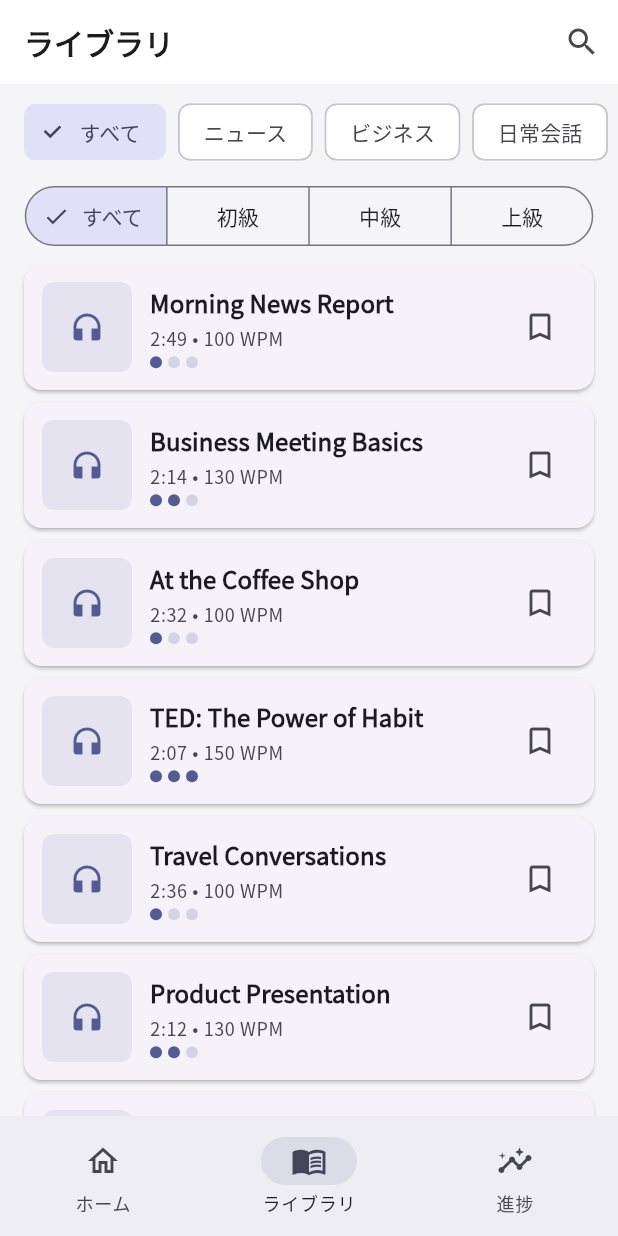
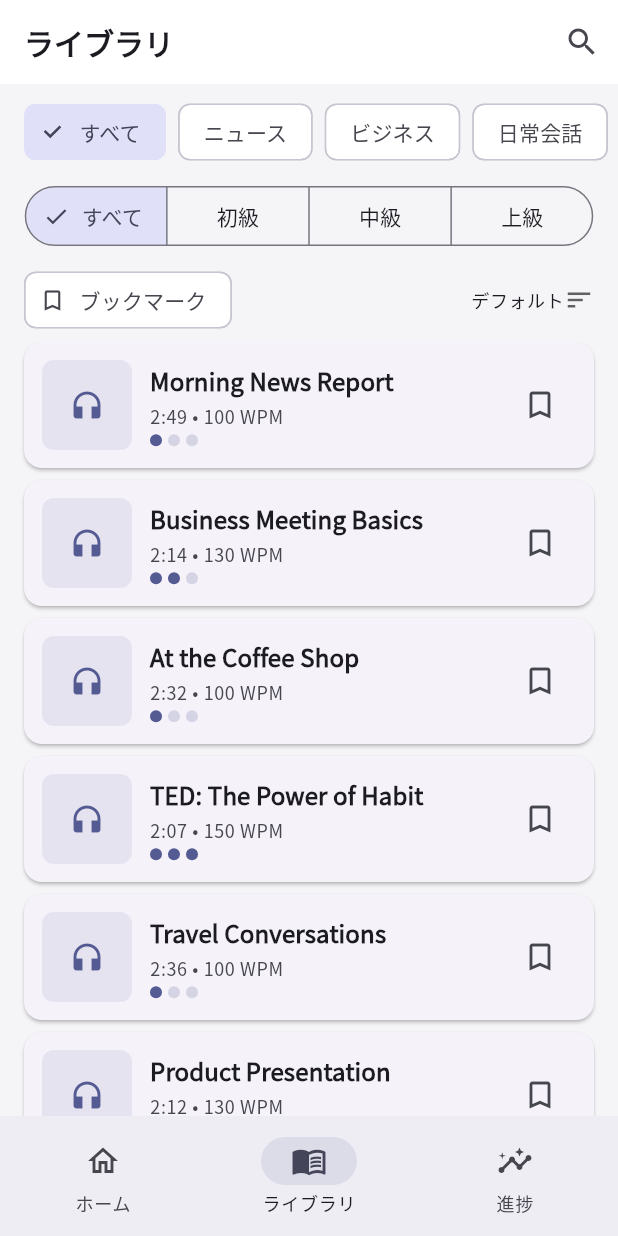
Before and after one commit to ishtos/Doppel, a Flutter app: the LibraryScreen screen opened by its route, on a phone screen of 412 x 824 dp. Run offline on Flutter 3.47's test engine with Material 3 defaults, Android fonts, the phone set to English and light mode, and no system bars; our stand-ins replace fl_chart, flutter_riverpod, flutter_tts, freezed_annotation, go_router, google_fonts and 3 more; missing offline and left inert: record; accounts and stored records are empty; generated files the repository leaves out were written again.

Commit message:
feat: add sort, bookmark filter, and practice count to library screen
- Add LessonSortType enum with 4 sort options (default, difficulty, best score, recent practice)
- Add bookmark filter toggle to show bookmarked lessons only
- Add practice count badge on each lesson card
- Update filteredLessonsProvider with sort and bookmark filter logic
- Add lessonPracticeCountProvider for per-lesson practice count
- Improve empty state message for bookmark filter

```diff
--- a/lib/features/lesson/presentation/providers/lesson_provider.dart
+++ b/lib/features/lesson/presentation/providers/lesson_provider.dart
@@ -2,6 +2,14 @@ import 'package:flutter_riverpod/flutter_riverpod.dart';
 
 import '../../../../shared/providers/db_providers.dart';
 import '../../data/models/lesson_model.dart';
+
+// FIXED: ソート種別を enum で明示的に定義
+enum LessonSortType {
+  defaultOrder,
+  difficultyAsc,
+  bestScore,
+  recentPractice,
+}
 
 /// All lessons list provider.
 final lessonsProvider =
@@ -33,16 +41,29 @@ final lessonByIdProvider =
   return ref.watch(lessonRepositoryProvider).findById(id);
 });
 
+/// Practice count per lesson (number of feedback records).
+final lessonPracticeCountProvider =
+    Provider.family<int, String>((ref, lessonId) {
+  final feedbackRepo = ref.watch(feedbackRepositoryProvider);
+  return feedbackRepo.findByLessonId(lessonId).length;
+});
+
 /// Filtered lessons provider.
 final filteredLessonsProvider = Provider<List<LessonModel>>((ref) {
   final lessons = ref.watch(lessonsProvider);
   final category = ref.watch(selectedCategoryProvider);
   final difficulty = ref.watch(selectedDifficultyProvider);
   final query = ref.watch(searchQueryProvider);
+  // FIXED: ブックマークフィルタとソートを追加
+  final bookmarkOnly = ref.watch(bookmarkFilterProvider);
+  final sortType = ref.watch(lessonSortProvider);
 
   return lessons.maybeWhen(
     data: (list) {
       var filtered = list;
+      if (bookmarkOnly) {
+        filtered = filtered.where((l) => l.isBookmarked).toList();
+      }
       if (category != 'すべて') {
         filtered = filtered.where((l) => l.category == category).toList();
       }
@@ -58,6 +79,31 @@ final filteredLessonsProvider = Provider<List<LessonModel>>((ref) {
                 l.transcriptText.toLowerCase().contains(q))
             .toList();
       }
+
+      // FIXED: ソートロジック
+      switch (sortType) {
+        case LessonSortType.defaultOrder:
+          break;
+        case LessonSortType.difficultyAsc:
+          filtered = [...filtered]
+            ..sort((a, b) => a.difficulty.compareTo(b.difficulty));
+        case LessonSortType.bestScore:
+          final feedbackRepo = ref.read(feedbackRepositoryProvider);
+          filtered = [...filtered]..sort((a, b) {
+              final aFb = feedbackRepo.findLatestByLessonId(a.id);
+              final bFb = feedbackRepo.findLatestByLessonId(b.id);
+              final aScore = aFb?.overallScore ?? -1;
+              final bScore = bFb?.overallScore ?? -1;
+              return bScore.compareTo(aScore);
+            });
+        case LessonSortType.recentPractice:
+          filtered = [...filtered]..sort((a, b) {
+              final aTime = a.lastPracticedAt ?? DateTime(2000);
+              final bTime = b.lastPracticedAt ?? DateTime(2000);
+              return bTime.compareTo(aTime);
+            });
+      }
+
       return filtered;
     },
     orElse: () => [],
@@ -68,3 +114,6 @@ final filteredLessonsProvider = Provider<List<LessonModel>>((ref) {
 final selectedCategoryProvider = StateProvider<String>((ref) => 'すべて');
 final selectedDifficultyProvider = StateProvider<int>((ref) => 0);
 final searchQueryProvider = StateProvider<String>((ref) => '');
+final bookmarkFilterProvider = StateProvider<bool>((ref) => false);
+final lessonSortProvider =
+    StateProvider<LessonSortType>((ref) => LessonSortType.defaultOrder);
--- a/lib/features/library/presentation/screens/library_screen.dart
+++ b/lib/features/library/presentation/screens/library_screen.dart
@@ -19,12 +19,22 @@ class LibraryScreen extends ConsumerWidget {
     '時事ネタ',
   ];
 
+  // FIXED: ソート種別のラベルマップを定義
+  static const _sortLabels = {
+    LessonSortType.defaultOrder: 'デフォルト',
+    LessonSortType.difficultyAsc: '難易度順',
+    LessonSortType.bestScore: 'スコア順',
+    LessonSortType.recentPractice: '最近の練習',
+  };
+
   @override
   Widget build(BuildContext context, WidgetRef ref) {
     final theme = Theme.of(context);
     final selectedCategory = ref.watch(selectedCategoryProvider);
     final selectedDifficulty = ref.watch(selectedDifficultyProvider);
     final filteredLessons = ref.watch(filteredLessonsProvider);
+    final bookmarkOnly = ref.watch(bookmarkFilterProvider);
+    final sortType = ref.watch(lessonSortProvider);
 
     return Scaffold(
       appBar: AppBar(
@@ -81,12 +91,62 @@ class LibraryScreen extends ConsumerWidget {
           ),
           const SizedBox(height: 8),
 
+          // FIXED: ソート & ブックマークフィルタ行を追加
+          Padding(
+            padding: const EdgeInsets.symmetric(horizontal: 16),
+            child: Row(
+              children: [
+                // Bookmark toggle
+                FilterChip(
+                  avatar: Icon(
+                    bookmarkOnly ? Icons.bookmark : Icons.bookmark_border,
+                    size: 18,
+                    color: bookmarkOnly
+                        ? theme.colorScheme.primary
+                        : theme.colorScheme.onSurfaceVariant,
+                  ),
+                  label: const Text('ブックマーク'),
+                  selected: bookmarkOnly,
+                  onSelected: (_) => ref
+                      .read(bookmarkFilterProvider.notifier)
+                      .state = !bookmarkOnly,
+                ),
+                const Spacer(),
+                // Sort dropdown
+                DropdownButtonHideUnderline(
+                  child: DropdownButton<LessonSortType>(
+                    value: sortType,
+                    icon: const Icon(Icons.sort, size: 20),
+                    isDense: true,
+                    style: theme.textTheme.bodySmall?.copyWith(
+                      color: theme.colorScheme.onSurface,
+                    ),
+                    items: LessonSortType.values.map((type) {
+                      return DropdownMenuItem(
+                        value: type,
+                        child: Text(_sortLabels[type]!),
+                      );
+                    }).toList(),
+                    onChanged: (v) {
+                      if (v != null) {
+                        ref.read(lessonSortProvider.notifier).state = v;
+                      }
+                    },
+                  ),
+                ),
+              ],
+            ),
+          ),
+          const SizedBox(height: 4),
+
           // Lesson list
           Expanded(
             child: filteredLessons.isEmpty
                 ? Center(
                     child: Text(
-                      '該当するレッスンがありません',
+                      bookmarkOnly
+                          ? 'ブックマークしたレッスンがありません'
+                          : '該当するレッスンがありません',
                       style: theme.textTheme.bodyMedium?.copyWith(
                         color: theme.colorScheme.onSurfaceVariant,
                       ),
@@ -100,6 +160,9 @@ class LibraryScreen extends ConsumerWidget {
                       final latestFeedback = ref
                           .watch(feedbackRepositoryProvider)
                           .findLatestByLessonId(lesson.id);
+                      // FIXED: 練習回数を取得
+                      final practiceCount = ref
+                          .watch(lessonPracticeCountProvider(lesson.id));
                       return Hero(
                         tag: 'lesson-${lesson.id}',
                         child: Card(
@@ -157,6 +220,48 @@ class LibraryScreen extends ConsumerWidget {
                                             level: lesson.difficulty,
                                             theme: theme,
                                           ),
+                                          // FIXED: 練習回数バッジを追加
+                                          if (practiceCount > 0) ...[
+                                            const SizedBox(width: 8),
+                                            Container(
+                                              padding:
+                                                  const EdgeInsets.symmetric(
+                                                      horizontal: 6,
+                                                      vertical: 1),
+                                              decoration: BoxDecoration(
+                                                color: theme.colorScheme
+                                                    .secondary
+                                                    .withValues(alpha: 0.12),
+                                                borderRadius:
+                                                    BorderRadius.circular(8),
+                                              ),
+                                              child: Row(
+                                                mainAxisSize:
+                                                    MainAxisSize.min,
+                                                children: [
+                                                  Icon(
+                                                    Icons.mic,
+                                                    size: 12,
+                                                    color: theme.colorScheme
+                                                        .secondary,
+                                                  ),
+                                                  const SizedBox(width: 2),
+                                                  Text(
+                                                    '$practiceCount回',
+                                                    style: theme
+                                                        .textTheme.labelSmall
+                                                        ?.copyWith(
+                                                      color: theme
+                                                          .colorScheme
+                                                          .secondary,
+                                                      fontWeight:
+                                                          FontWeight.w600,
+                                                    ),
+                                                  ),
+                                                ],
+                                              ),
+                                            ),
+                                          ],
                                           const Spacer(),
                                           if (latestFeedback != null)
                                             Container(
```
Also changed, not shown: 1 other file.
